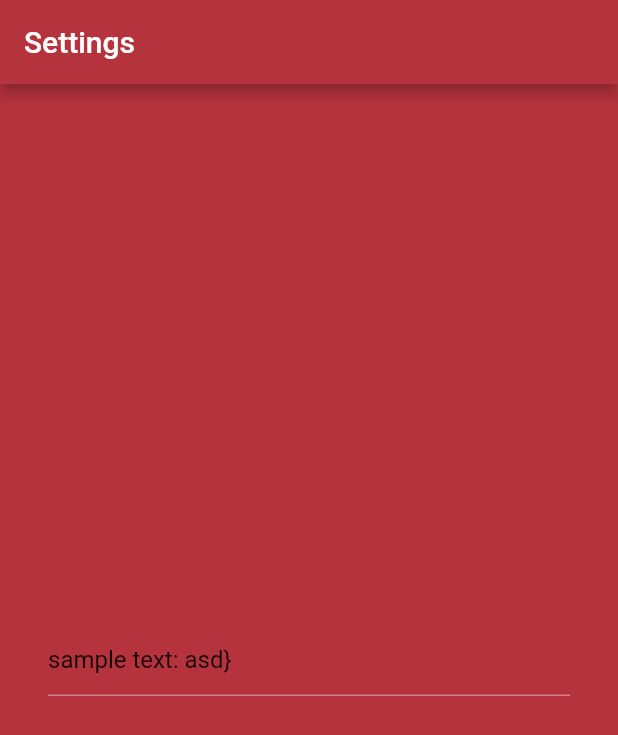
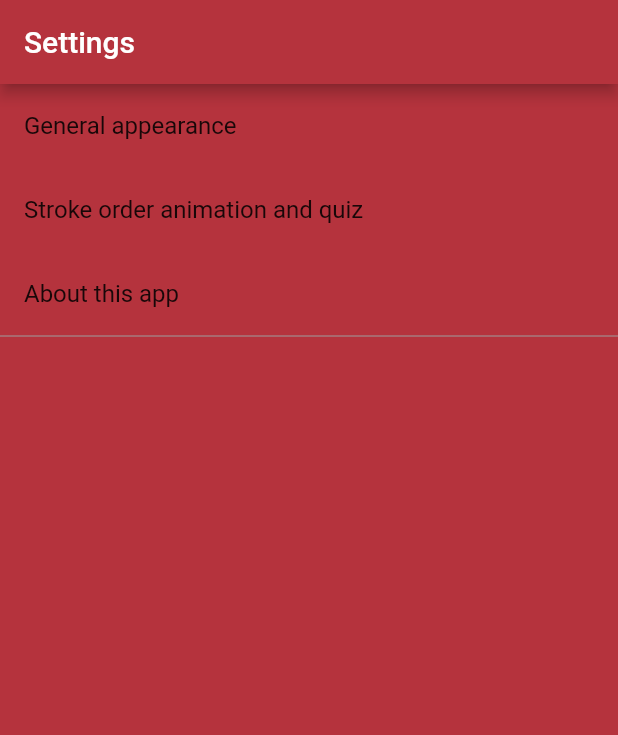
Before and after one commit to Mr-Pepe/pengyou-flutter, a Flutter app: the BaseSettings screen opened directly, on a phone screen of 412 x 824 dp. Shown: the top 735 px of the screen. Run offline on Flutter 3.47's test engine with Material 2 defaults, Android fonts, the phone set to English and light mode, and no system bars; our stand-ins replace shared_preferences, sqflite; accounts and stored records are empty.

Commit message:
Start implementing settings

```diff
--- a/lib/ui/settings/baseSettings.dart
+++ b/lib/ui/settings/baseSettings.dart
@@ -1,39 +1,39 @@
 import 'package:flutter/material.dart';
 import 'package:flutter/widgets.dart';
+import 'package:pengyou/ui/settings/generalAppearanceSettings.dart';
+import 'package:pengyou/values/strings.dart';
 
-class BaseSettings extends StatefulWidget {
-  @override
-  _BaseSettingsState createState() => _BaseSettingsState();
-}
-
-class _BaseSettingsState extends State<BaseSettings> {
-  TextEditingController _textController;
-
-  @override
-  void initState() {
-    super.initState();
-    _textController = TextEditingController(
-      text: 'sample text: asd}',
-    );
-  }
-
+class BaseSettings extends StatelessWidget {
   @override
   Widget build(BuildContext context) {
     return Scaffold(
       appBar: AppBar(
-        title: Text('Settings'),
+        title: Text(AppStrings.settings),
       ),
-      body: Container(
-        padding: const EdgeInsets.all(32.0),
-        alignment: Alignment.center,
-        child: TextField(controller: _textController),
+      body: Column(
+        children: <Widget>[
+          ListTile(
+              title: Text(AppStrings.generalAppearance),
+              onTap: () {
+                Navigator.push(context,
+                    MaterialPageRoute(builder: (context) => GeneralAppearanceSettings()));
+              }),
+          ListTile(
+            title: Text(AppStrings.strokeOrderAnimationAndQuiz),
+          ),
+          ListTile(
+            title: Text(AppStrings.aboutThisApp),
+          ),
+          _buildDivider(),
+        ],
       ),
     );
   }
 
-  @override
-  void dispose() {
-    _textController.dispose();
-    super.dispose();
+  Divider _buildDivider() {
+    return Divider(
+      height: 0,
+      color: Colors.grey,
+    );
   }
 }
--- a/lib/values/strings.dart
+++ b/lib/values/strings.dart
@@ -1,6 +1,23 @@
 class AppStrings {
   static const String applicationName = "Pengyou";
   static const String dictionary = "Dictionary";
+  static const String noDefinitionFound = "No definition found, but this entry might be used in other words.";
+  static const String submit = "Submit";
+  static const String cancel = "Cancel";
+
+  // Settings
   static const String settings = "Settings";
-  static const String noDefinitionFound = "No definition found, but this entry might be used in other words.";
+  static const String generalAppearance = "General appearance";
+    static const String theme = "Dark mode";
+    static const String chineseMode = "Headwords";
+      static const String simplified = "Simplified";
+      static const String traditional = "Traditional";
+      static const String showAlternative = "Show alternative";
+    static const String intonationMode = "Intonation";
+      static const String pinyinMarks = "Pinyin with marks";
+      static const String pinyinNumbers = "Pinyin with numbers";
+    static const String headwordColoring = "Headword coloring";
+  static const String strokeOrderAnimationAndQuiz = "Stroke order animation and quiz";
+  static const String aboutThisApp = "About this app";
+
 }
```
Also changed, not shown: lib/ui/settings/generalAppearanceSettings.dart (added, +177 -0 lines).
